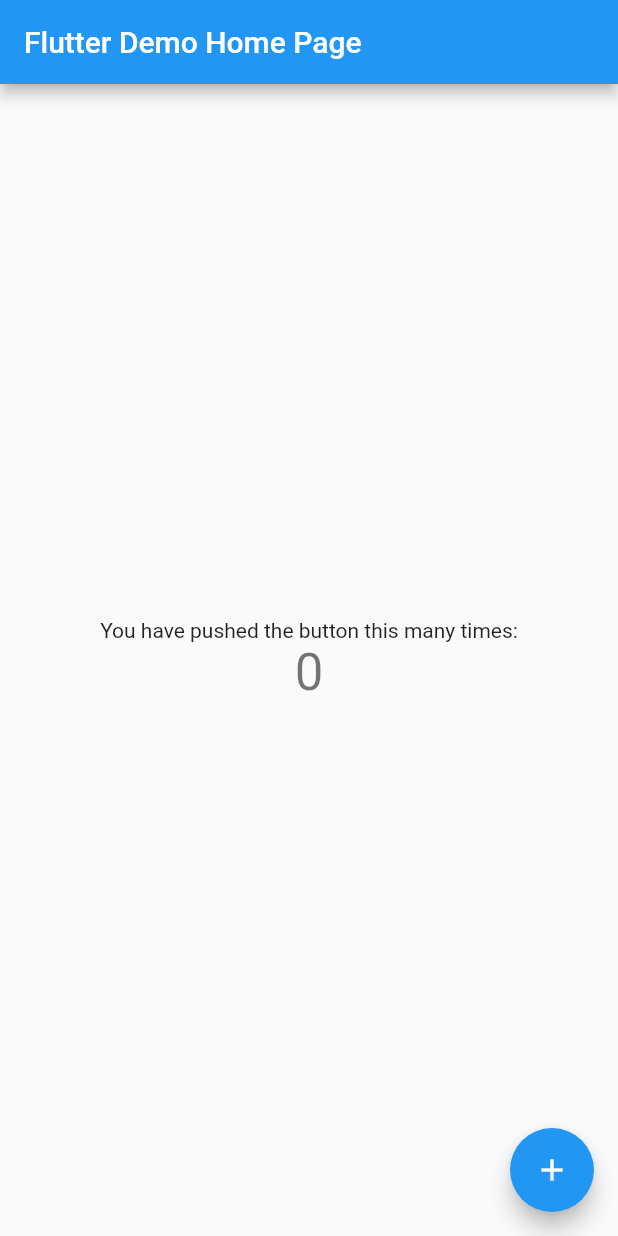
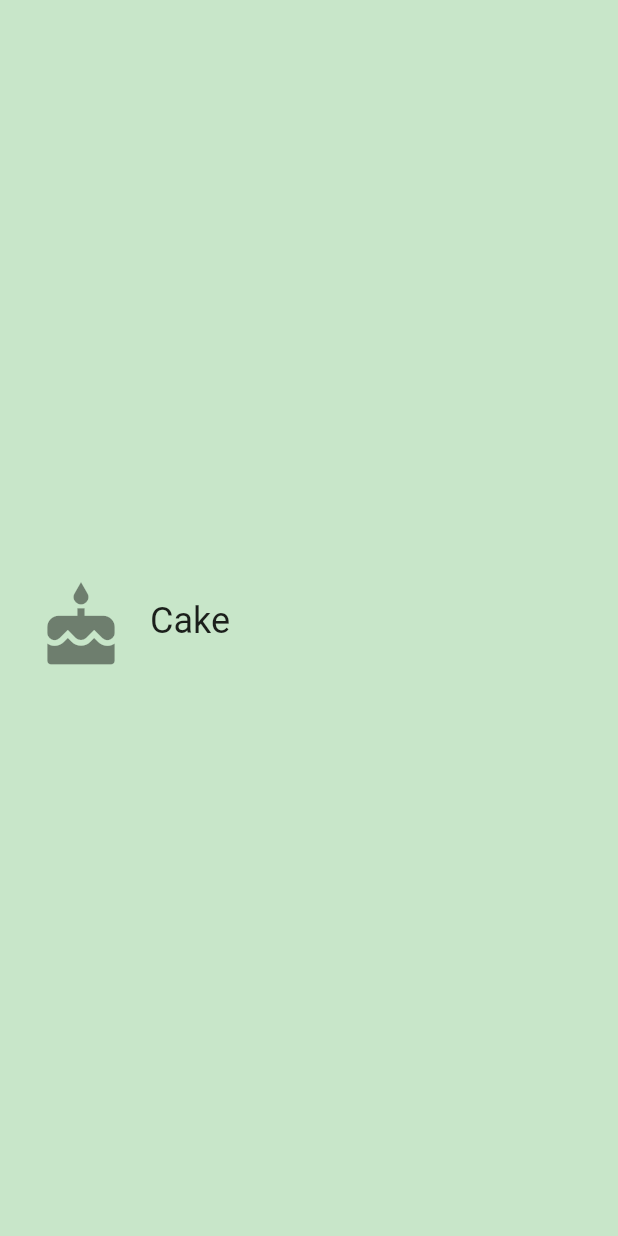
Before and after one commit to bapspatil/Revize, a Flutter app: the screen it shows after launch, on a phone screen of 412 x 824 dp. Run offline on Flutter 3.47's test engine with Material 2 defaults, Android fonts, the phone set to English and light mode, and no system bars.

Commit message:
Setup basic ListTile for Category

```diff
--- /dev/null
+++ b/lib/category.dart
@@ -0,0 +1,47 @@
+import 'package:flutter/material.dart';
+
+class Category extends StatelessWidget {
+  final String name;
+  final ColorSwatch color;
+  final IconData iconLocation;
+
+  const Category(
+      {Key key,
+      @required this.name,
+      @required this.color,
+      @required this.iconLocation})
+      : assert(name != null),
+        assert(color != null),
+        assert(iconLocation != null),
+        super(key: key);
+
+  @override
+  Widget build(BuildContext context) {
+    return Material(
+      color: Colors.transparent,
+      child: Container(
+        height: 100.0,
+        child: InkWell(
+          splashColor: color,
+          highlightColor: color,
+          borderRadius: BorderRadius.all(Radius.circular(50.0)),
+          onTap: () => print('I am tapped!'),
+          child: Padding(
+            padding: const EdgeInsets.all(8.0),
+            child: ListTile(
+              contentPadding: EdgeInsets.all(16.0),
+              leading: Icon(
+                iconLocation,
+                size: 60.0,
+              ),
+              title: Text(
+                name,
+                style: Theme.of(context).textTheme.headline,
+              ),
+            ),
+          ),
+        ),
+      ),
+    );
+  }
+}
--- a/lib/main.dart
+++ b/lib/main.dart
@@ -1,109 +1,30 @@
 import 'package:flutter/material.dart';
+import 'category.dart';
 
-void main() => runApp(new MyApp());
+const _categoryName = 'Cake';
+const _categoryIcon = Icons.cake;
+const _categoryColor = Colors.green;
 
-class MyApp extends StatelessWidget {
-  // This widget is the root of your application.
+void main() {
+  runApp(RevizeApp());
+}
+
+class RevizeApp extends StatelessWidget {
   @override
   Widget build(BuildContext context) {
-    return new MaterialApp(
-      title: 'Flutter Demo',
-      theme: new ThemeData(
-        // This is the theme of your application.
-        //
-        // Try running your application with "flutter run". You'll see the
-        // application has a blue toolbar. Then, without quitting the app, try
-        // changing the primarySwatch below to Colors.green and then invoke
-        // "hot reload" (press "r" in the console where you ran "flutter run",
-        // or press Run > Flutter Hot Reload in IntelliJ). Notice that the
-        // counter didn't reset back to zero; the application is not restarted.
-        primarySwatch: Colors.blue,
+    return MaterialApp(
+      debugShowCheckedModeBanner: false,
+      title: 'Revize',
+      home: Scaffold(
+        backgroundColor: Colors.green[100],
+        body: Center(
+          child: Category(
+            name: _categoryName,
+            color: _categoryColor,
+            iconLocation: _categoryIcon,
+          ),
+        ),
       ),
-      home: new MyHomePage(title: 'Flutter Demo Home Page'),
     );
   }
 }
-
-class MyHomePage extends StatefulWidget {
-  MyHomePage({Key key, this.title}) : super(key: key);
-
-  // This widget is the home page of your application. It is stateful, meaning
-  // that it has a State object (defined below) that contains fields that affect
-  // how it looks.
-
-  // This class is the configuration for the state. It holds the values (in this
-  // case the title) provided by the parent (in this case the App widget) and
-  // used by the build method of the State. Fields in a Widget subclass are
-  // always marked "final".
-
-  final String title;
-
-  @override
-  _MyHomePageState createState() => new _MyHomePageState();
-}
-
-class _MyHomePageState extends State<MyHomePage> {
-  int _counter = 0;
-
-  void _incrementCounter() {
-    setState(() {
-      // This call to setState tells the Flutter framework that something has
-      // changed in this State, which causes it to rerun the build method below
-      // so that the display can reflect the updated values. If we changed
-      // _counter without calling setState(), then the build method would not be
-      // called again, and so nothing would appear to happen.
-      _counter++;
-    });
-  }
-
-  @override
-  Widget build(BuildContext context) {
-    // This method is rerun every time setState is called, for instance as done
-    // by the _incrementCounter method above.
-    //
-    // The Flutter framework has been optimized to make rerunning build methods
-    // fast, so that you can just rebuild anything that needs updating rather
-    // than having to individually change instances of widgets.
-    return new Scaffold(
-      appBar: new AppBar(
-        // Here we take the value from the MyHomePage object that was created by
-        // the App.build method, and use it to set our appbar title.
-        title: new Text(widget.title),
-      ),
-      body: new Center(
-        // Center is a layout widget. It takes a single child and positions it
-        // in the middle of the parent.
-        child: new Column(
-          // Column is also layout widget. It takes a list of children and
-          // arranges them vertically. By default, it sizes itself to fit its
-          // children horizontally, and tries to be as tall as its parent.
-          //
-          // Invoke "debug paint" (press "p" in the console where you ran
-          // "flutter run", or select "Toggle Debug Paint" from the Flutter tool
-          // window in IntelliJ) to see the wireframe for each widget.
-          //
-          // Column has various properties to control how it sizes itself and
-          // how it positions its children. Here we use mainAxisAlignment to
-          // center the children vertically; the main axis here is the vertical
-          // axis because Columns are vertical (the cross axis would be
-          // horizontal).
-          mainAxisAlignment: MainAxisAlignment.center,
-          children: <Widget>[
-            new Text(
-              'You have pushed the button this many times:',
-            ),
-            new Text(
-              '$_counter',
-              style: Theme.of(context).textTheme.display1,
-            ),
-          ],
-        ),
-      ),
-      floatingActionButton: new FloatingActionButton(
-        onPressed: _incrementCounter,
-        tooltip: 'Increment',
-        child: new Icon(Icons.add),
-      ), // This trailing comma makes auto-formatting nicer for build methods.
-    );
-  }
-}
```
